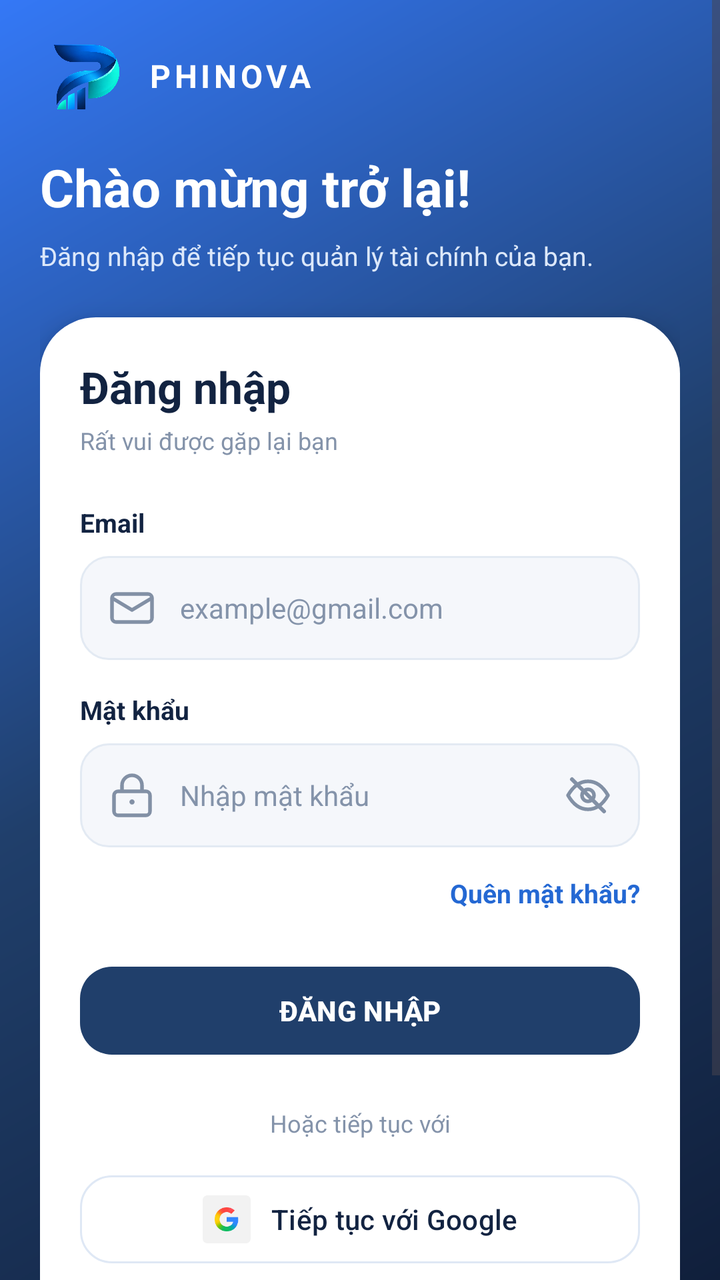
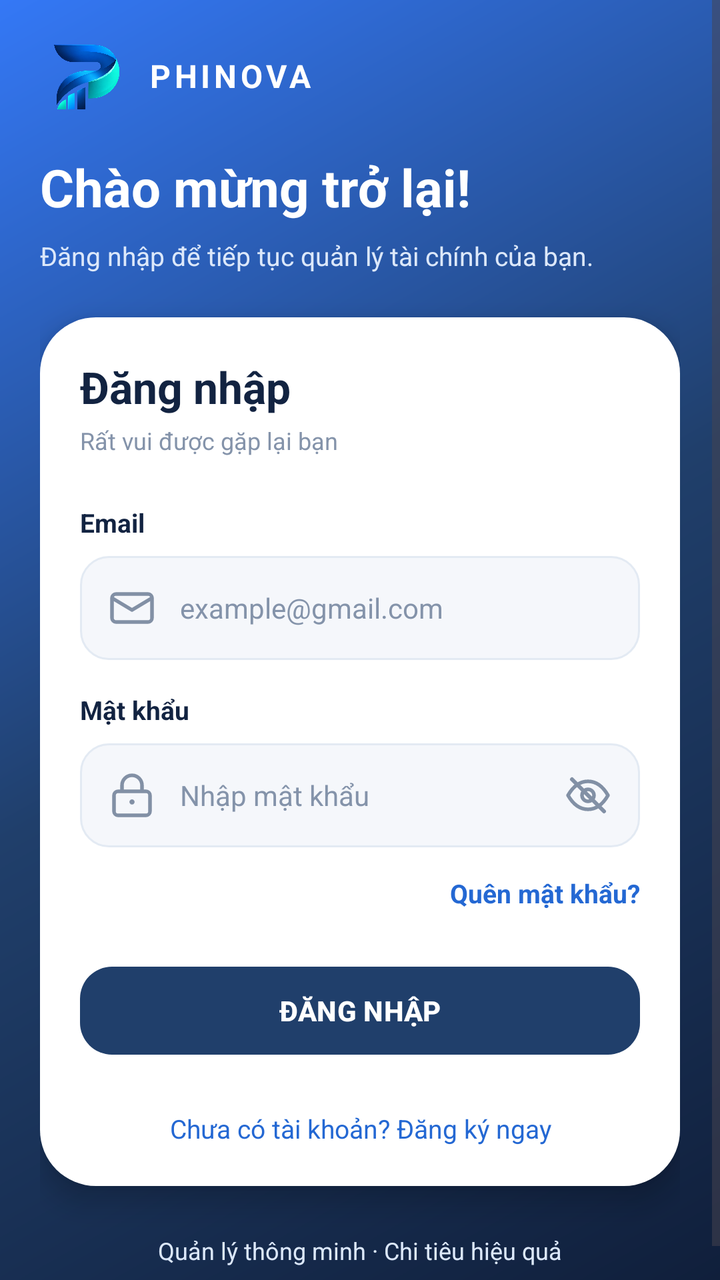

Screens rendered from an Android XML layout before and after an edit, with the pre-edit source and the edit as a unified diff.
<!-- AndroidManifest.xml: application theme Theme.QLChiTieu -->
<!-- res/layout/activity_login.xml -->
<?xml version="1.0" encoding="utf-8"?>
<ScrollView xmlns:android="http://schemas.android.com/apk/res/android"
    xmlns:app="http://schemas.android.com/apk/res-auto"
    android:layout_width="match_parent"
    android:layout_height="match_parent"
    android:background="@drawable/bg_auth_gradient"
    android:fillViewport="true"
    android:fitsSystemWindows="true">

    <LinearLayout
        android:layout_width="match_parent"
        android:layout_height="wrap_content"
        android:orientation="vertical"
        android:paddingStart="20dp"
        android:paddingEnd="20dp"
        android:paddingTop="16dp"
        android:paddingBottom="24dp">

        <LinearLayout
            android:layout_width="match_parent"
            android:layout_height="wrap_content"
            android:gravity="center_vertical"
            android:orientation="horizontal">

            <ImageView
                android:layout_width="44dp"
                android:layout_height="44dp"
                android:src="@drawable/logo_phinova"
                android:contentDescription="Logo Phinova" />

            <TextView
                android:layout_width="wrap_content"
                android:layout_height="wrap_content"
                android:layout_marginStart="10dp"
                android:text="PHINOVA"
                android:textColor="@android:color/white"
                android:textSize="16sp"
                android:textStyle="bold"
                android:letterSpacing="0.12" />
        </LinearLayout>

        <TextView
            android:layout_width="match_parent"
            android:layout_height="wrap_content"
            android:layout_marginTop="16dp"
            android:text="Chào mừng trở lại!"
            android:textColor="@android:color/white"
            android:textSize="26sp"
            android:textStyle="bold" />

        <TextView
            android:layout_width="match_parent"
            android:layout_height="wrap_content"
            android:layout_marginTop="8dp"
            android:text="Đăng nhập để tiếp tục quản lý tài chính của bạn."
            android:textColor="#DCE8FA"
            android:textSize="13sp" />

        <LinearLayout
            android:layout_width="match_parent"
            android:layout_height="wrap_content"
            android:layout_marginTop="22dp"
            android:background="@drawable/bg_auth_card"
            android:orientation="vertical"
            android:padding="20dp"
            android:elevation="8dp">

            <TextView
                android:layout_width="match_parent"
                android:layout_height="wrap_content"
                android:text="Đăng nhập"
                android:textColor="#122341"
                android:textSize="22sp"
                android:textStyle="bold" />

            <TextView
                android:layout_width="match_parent"
                android:layout_height="wrap_content"
                android:layout_marginTop="4dp"
                android:text="Rất vui được gặp lại bạn"
                android:textColor="#8493AA"
                android:textSize="12sp" />

            <TextView
                android:layout_width="match_parent"
                android:layout_height="wrap_content"
                android:layout_marginTop="24dp"
                android:text="Email"
                android:textColor="#122341"
                android:textSize="13sp"
                android:textStyle="bold" />

            <EditText
                android:id="@+id/edtEmailDangNhap"
                android:layout_width="match_parent"
                android:layout_height="52dp"
                android:layout_marginTop="8dp"
                android:background="@drawable/bg_input"
                android:drawableStart="@drawable/ic_email"
                android:drawablePadding="12dp"
                android:hint="example@gmail.com"
                android:inputType="textEmailAddress"
                android:paddingStart="14dp"
                android:paddingEnd="14dp"
                android:singleLine="true"
                android:textColor="#122341"
                android:textColorHint="#8493AA"
                android:textSize="14sp" />

            <TextView
                android:layout_width="match_parent"
                android:layout_height="wrap_content"
                android:layout_marginTop="16dp"
                android:text="Mật khẩu"
                android:textColor="#122341"
                android:textSize="13sp"
                android:textStyle="bold" />

            <EditText
                android:id="@+id/edtMatKhauDangNhap"
                android:layout_width="match_parent"
                android:layout_height="52dp"
                android:layout_marginTop="8dp"
                android:background="@drawable/bg_input"
                android:drawableStart="@drawable/ic_lock"
                android:drawableEnd="@drawable/ic_eye_off"
                android:drawablePadding="12dp"
                android:hint="Nhập mật khẩu"
                android:inputType="textPassword"
                android:paddingStart="14dp"
                android:paddingEnd="14dp"
                android:singleLine="true"
                android:textColor="#122341"
                android:textColorHint="#8493AA"
                android:textSize="14sp" />

            <TextView
                android:id="@+id/tvQuenMatKhau"
                android:layout_width="match_parent"
                android:layout_height="wrap_content"
                android:layout_marginTop="14dp"
                android:gravity="end"
                android:text="Quên mật khẩu?"
                android:textColor="#2468D3"
                android:textSize="13sp"
                android:textStyle="bold" />

            <com.google.android.material.button.MaterialButton
                android:id="@+id/btnDangNhap"
                android:layout_width="match_parent"
                android:layout_height="52dp"
                android:layout_marginTop="24dp"
                android:text="ĐĂNG NHẬP"
                android:textColor="@android:color/white"
                android:textStyle="bold"
                app:backgroundTint="#203F6B"
                app:cornerRadius="16dp" />

            <TextView
                android:layout_width="match_parent"
                android:layout_height="wrap_content"
                android:layout_marginTop="22dp"
                android:gravity="center"
                android:text="Hoặc tiếp tục với"
                android:textColor="#8493AA"
                android:textSize="12sp" />

            <com.google.android.material.button.MaterialButton
                android:id="@+id/btnGoogleDangNhap"
                android:layout_width="match_parent"
                android:layout_height="52dp"
                android:layout_marginTop="14dp"
                android:text="Tiếp tục với Google"
                android:textAllCaps="false"
                android:textColor="#122341"
                android:textSize="14sp"
                app:backgroundTint="@android:color/white"
                app:cornerRadius="16dp"
                app:strokeColor="#DFE8F5"
                app:strokeWidth="1dp"
                app:icon="@drawable/ic_google"
                app:iconGravity="textStart"
                app:iconPadding="10dp"
                app:iconSize="24dp"
                app:iconTint="@null" />

            <TextView
                android:id="@+id/tvChuyenDangKy"
                android:layout_width="match_parent"
                android:layout_height="wrap_content"
                android:layout_marginTop="24dp"
                android:gravity="center"
                android:text="Chưa có tài khoản? Đăng ký ngay"
                android:textColor="#2468D3"
                android:textSize="13sp" />

        </LinearLayout>

        <TextView
            android:layout_width="match_parent"
            android:layout_height="wrap_content"
            android:layout_marginTop="24dp"
            android:gravity="center"
            android:text="Quản lý thông minh · Chi tiêu hiệu quả"
            android:textColor="#DCE8FA"
            android:textSize="12sp" />

    </LinearLayout>
</ScrollView>
<!-- resources referenced by this layout -->
<resources>
  <!-- drawable bg_auth_card (drawable) -->
  <?xml version="1.0" encoding="utf-8"?>
  <shape xmlns:android="http://schemas.android.com/apk/res/android"
      android:shape="rectangle">
  
      <solid android:color="@color/surface_light" />
  
      <corners android:radius="28dp" />
  
  </shape>
  <!-- drawable bg_auth_gradient (drawable) -->
  <?xml version="1.0" encoding="utf-8"?>
  <shape xmlns:android="http://schemas.android.com/apk/res/android"
      android:shape="rectangle">
  
      <gradient
          android:angle="135"
          android:startColor="@color/navy"
          android:centerColor="@color/navy_light"
          android:endColor="@color/blue"
          android:type="linear" />
  
  </shape>
  <!-- drawable bg_input (drawable) -->
  <?xml version="1.0" encoding="utf-8"?>
  <selector xmlns:android="http://schemas.android.com/apk/res/android">
  
      <item android:state_focused="true">
          <shape android:shape="rectangle">
              <solid android:color="@color/white" />
              <corners android:radius="14dp" />
              <stroke
                  android:width="2dp"
                  android:color="@color/teal" />
          </shape>
      </item>
  
      <item>
          <shape android:shape="rectangle">
              <solid android:color="@color/background_light" />
              <corners android:radius="14dp" />
              <stroke
                  android:width="1dp"
                  android:color="@color/border_light" />
          </shape>
      </item>
  
  </selector>
  <!-- drawable ic_email (drawable) -->
  <vector xmlns:android="http://schemas.android.com/apk/res/android"
      android:width="24dp"
      android:height="24dp"
      android:viewportWidth="24"
      android:viewportHeight="24">
  
      <path
          android:fillColor="@android:color/transparent"
          android:strokeColor="#8290A5"
          android:strokeWidth="1.8"
          android:strokeLineCap="round"
          android:strokeLineJoin="round"
          android:pathData="M4,5 H20 A2,2 0,0 1,22 7 V17 A2,2 0,0 1,20 19 H4 A2,2 0,0 1,2 17 V7 A2,2 0,0 1,4 5 Z M2,7 L12,13 L22,7" />
  
  </vector>
  <!-- drawable ic_lock (drawable) -->
  <vector xmlns:android="http://schemas.android.com/apk/res/android"
      android:width="24dp"
      android:height="24dp"
      android:viewportWidth="24"
      android:viewportHeight="24">
  
      <path
          android:fillColor="@android:color/transparent"
          android:strokeColor="#8290A5"
          android:strokeWidth="1.8"
          android:strokeLineCap="round"
          android:strokeLineJoin="round"
          android:pathData="M5,10 H19 A2,2 0,0 1,21 12 V20 A2,2 0,0 1,19 22 H5 A2,2 0,0 1,3 20 V12 A2,2 0,0 1,5 10 Z M7,10 V7 A5,5 0,0 1,17 7 V10" />
  
      <path
          android:fillColor="#8290A5"
          android:pathData="M12,14 a1.3,1.3 0,1 0,0.01 0 Z" />
  
  </vector>
  <style name="Theme.QLChiTieu" parent="Base.Theme.QLChiTieu" />
  <color name="surface_light">#FFFFFF</color>
  <color name="navy">#101F3B</color>
  <color name="navy_light">#203F6B</color>
  <color name="blue">#3478F6</color>
  <color name="white">#FFFFFF</color>
  <color name="teal">#18B6A4</color>
  <color name="background_light">#F5F7FB</color>
  <color name="border_light">#E3EAF3</color>
  <style name="Base.Theme.QLChiTieu" parent="Theme.Material3.DayNight.NoActionBar">
          
          
      </style>
  <!-- unchanged entries left out for length: 3 -->
</resources>

<!-- the commit's change to res/layout/activity_login.xml (unified diff, before → after) -->
@@ -100,6 +100,7 @@
                 android:drawablePadding="12dp"
                 android:hint="example@gmail.com"
                 android:inputType="textEmailAddress"
+                android:autofillHints="emailAddress"
                 android:paddingStart="14dp"
                 android:paddingEnd="14dp"
                 android:singleLine="true"
@@ -127,6 +128,7 @@
                 android:drawablePadding="12dp"
                 android:hint="Nhập mật khẩu"
                 android:inputType="textPassword"
+                android:autofillHints="password"
                 android:paddingStart="14dp"
                 android:paddingEnd="14dp"
                 android:singleLine="true"
@@ -162,11 +164,13 @@
                 android:layout_marginTop="22dp"
                 android:gravity="center"
                 android:text="Hoặc tiếp tục với"
+                android:visibility="gone"
                 android:textColor="#8493AA"
                 android:textSize="12sp" />
 
             <com.google.android.material.button.MaterialButton
                 android:id="@+id/btnGoogleDangNhap"
+                android:visibility="gone"
                 android:layout_width="match_parent"
                 android:layout_height="52dp"
                 android:layout_marginTop="14dp"
